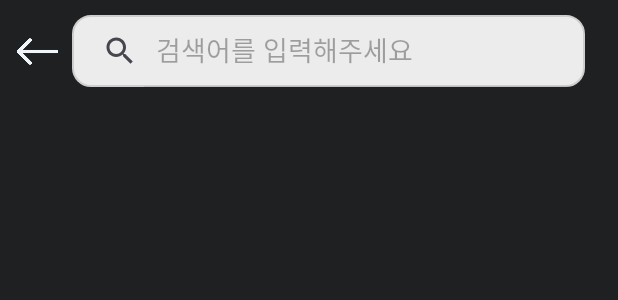
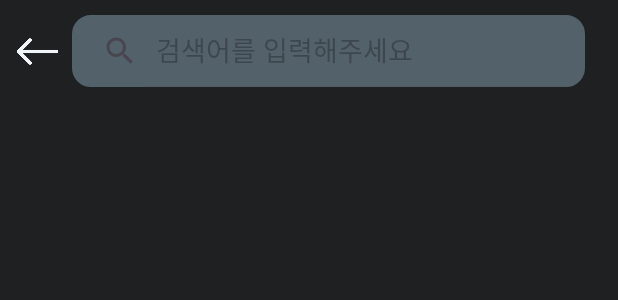
Before and after one commit to YouQube/PlayVideo, an Android app: the layout search_fragment.xml on its own in the app's theme, with its tools: preview values and no code run, on a phone screen of 412 x 824 dp. Shown: the top 300 px of the screen. Run offline under Robolectric (Android 15) with nearby library versions, the phone set to English and light mode, and no system bars; network calls fail.

Commit message:
[Fix] 서치 프래그먼트 레이아웃  수정 (#48)
* [Ui] channeldetail_activity의  id 지정

* [Feat] playlists model 추가

* [Fix] 채널모델에 brandingsettings 속성 추가

* [feat] 재생목록 추가

* [Fix] 모델 병합

* [Fix] 오타 수정

* [Feat] 채널 상세페이지 쇼츠 추가

* [Feat] 채널상세페이지 탭 클릭시 동영상,shorts,재생목록 출력

* [Fix] 트랜드 프래그먼트 데이터 없을 시 예외처리. 추가

* [Fix] 채널 디테일 썸네일 안나오던 버그,영상 바로 나오도록 수정, 검색 코드 정리

* 머지용 커밋

```diff
--- a/app/src/main/java/com/brandon/playvideo_app/ui/detail/ChannelDetailActivity.kt
+++ b/app/src/main/java/com/brandon/playvideo_app/ui/detail/ChannelDetailActivity.kt
@@ -25,7 +25,7 @@ class ChannelDetailActivity: AppCompatActivity() {
 
     private val binding by lazy { ChanneldetailActivityBinding.inflate(layoutInflater) }
     private lateinit var channelInfo : YoutubeChannelResponse
-    private val apiKey = "AIzaSyD1EOr7wypjcnHHfrWvPmdPkx4wn04OBk4"
+    private val apiKey = "AIzaSyCC8wNtOt0EiqzkoudHp1P9mrOHdCc1ap4"
     private var channelId = "UCSgvQDek_7CQj08fu7kp1Iw"
     private var playlists = mutableListOf<SearchListItem>()
     private var shorts = mutableListOf<SearchListItem>()
--- a/app/src/main/java/com/brandon/playvideo_app/ui/search/SearchFragment.kt
+++ b/app/src/main/java/com/brandon/playvideo_app/ui/search/SearchFragment.kt
@@ -3,6 +3,7 @@ package com.brandon.playvideo_app.ui.search
 import android.annotation.SuppressLint
 import android.content.Context
 import android.os.Bundle
+import androidx.fragment.app.Fragment
 import android.view.LayoutInflater
 import android.view.View
 import android.view.ViewGroup
@@ -33,7 +34,7 @@ class SearchFragment : Fragment() {
 
     private var listVideoIds = mutableListOf<String?>()
     private var shortsVideoIds = mutableListOf<String?>()
-    private val apiKey = "AIzaSyD1EOr7wypjcnHHfrWvPmdPkx4wn04OBk4"
+    private val apiKey = "AIzaSyCC8wNtOt0EiqzkoudHp1P9mrOHdCc1ap4"
 
 
     companion object {
--- a/app/src/main/res/layout/channeldetail_activity.xml
+++ b/app/src/main/res/layout/channeldetail_activity.xml
@@ -30,6 +30,7 @@
         android:layout_marginStart="12dp"
         android:layout_marginEnd="12dp"
         android:background="#777777"
+        android:scaleType="center"
         app:layout_constraintEnd_toEndOf="parent"
         app:layout_constraintStart_toStartOf="parent"
         app:layout_constraintTop_toBottomOf="@+id/collapse_container" />
--- a/app/src/main/res/layout/rvitem_search_list.xml
+++ b/app/src/main/res/layout/rvitem_search_list.xml
@@ -88,9 +88,9 @@
         android:layout_height="15dp"
         android:layout_marginTop="5dp"
         android:src="@drawable/toggle_option"
-        android:tint="@color/themeColor4"
         app:layout_constraintEnd_toEndOf="parent"
-        app:layout_constraintTop_toTopOf="parent" />
+        app:layout_constraintTop_toTopOf="parent"
+        app:tint="@color/themeColor4" />
 
     <TextView
         android:id="@+id/tv_channel_id"
--- a/app/src/main/res/layout/search_fragment.xml
+++ b/app/src/main/res/layout/search_fragment.xml
@@ -21,10 +21,10 @@
             android:layout_width="30dp"
             android:layout_height="30dp"
             android:src="@drawable/left_arrow"
-            android:tint="@color/themeColor4"
             app:layout_constraintBottom_toBottomOf="parent"
             app:layout_constraintStart_toStartOf="parent"
-            app:layout_constraintTop_toTopOf="parent" />
+            app:layout_constraintTop_toTopOf="parent"
+            app:tint="@color/themeColor4" />
 
         <androidx.appcompat.widget.SearchView
             android:id="@+id/et_search_searching"
@@ -32,6 +32,8 @@
             android:layout_height="wrap_content"
             android:layout_marginStart="8dp"
             android:layout_marginEnd="12dp"
+            android:backgroundTint="@color/themeColor2"
+            app:searchHintIcon="@color/themeColor4"
             android:background="@drawable/shape_search_searching"
             app:iconifiedByDefault="false"
             android:lines="1"
```
Also changed, not shown: app/src/main/res/drawable/channels4_banner.png (added).
